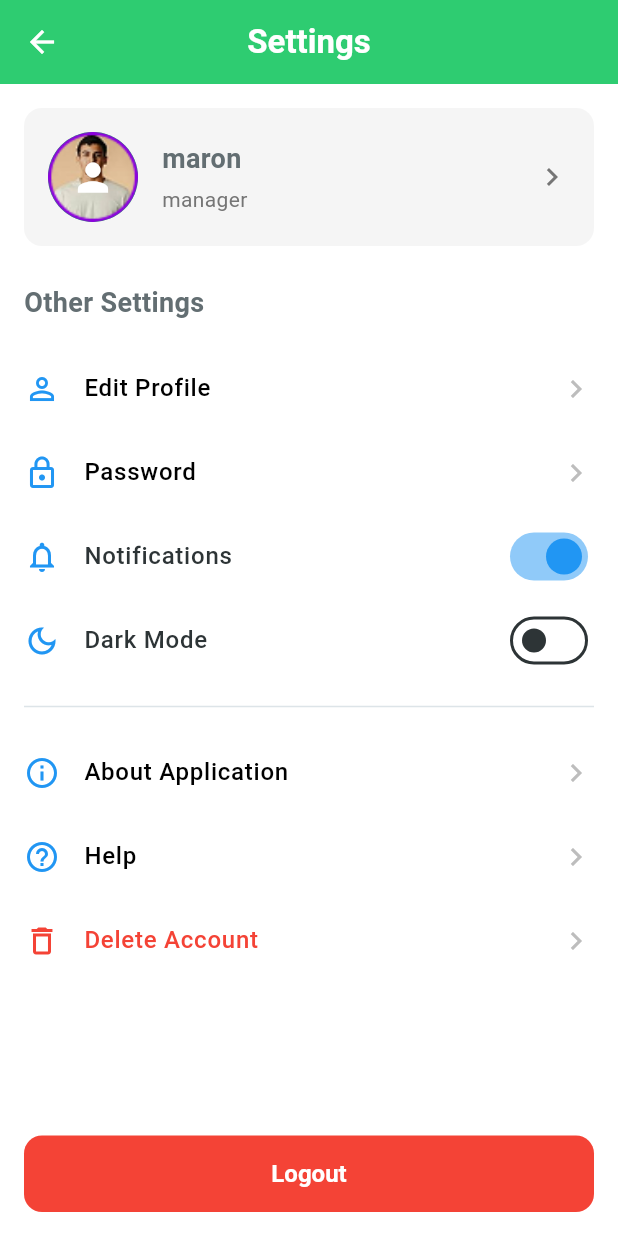
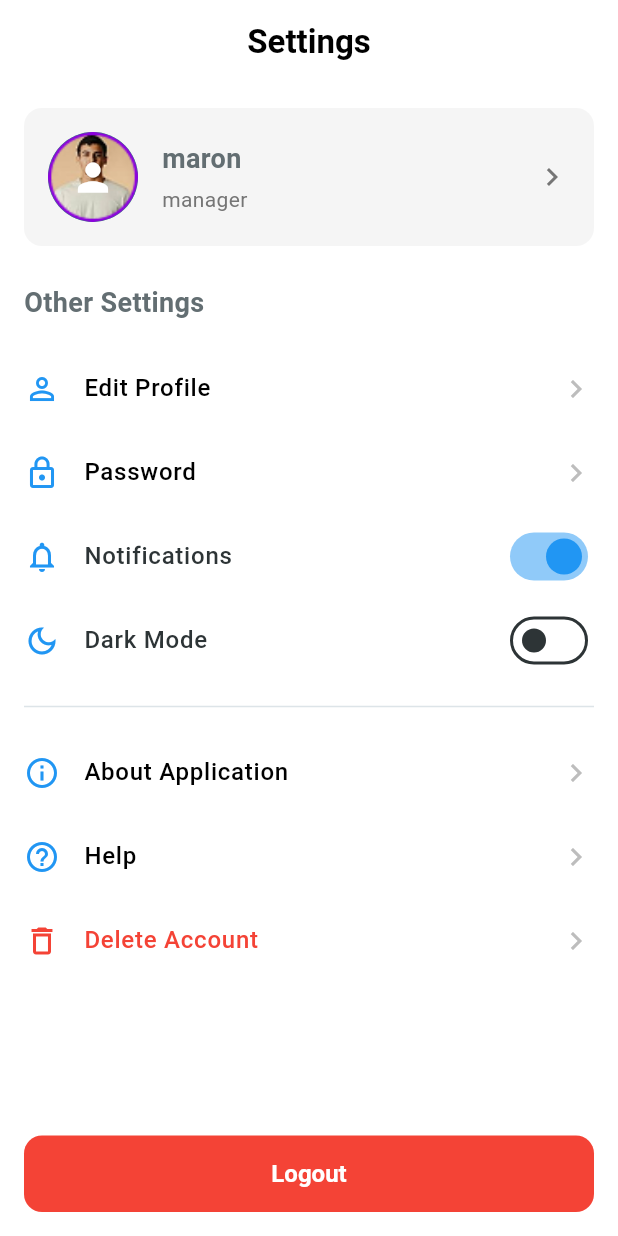
Before and after one commit to KALU56/Tipping_App, a Flutter app: the Setting screen opened by its route, on a phone screen of 412 x 824 dp. Run offline on Flutter 3.47's test engine with Material 3 defaults, Android fonts, the light colour scheme and no system bars; our stand-ins replace flutter_svg; accounts and stored records are empty.

Commit message:
setting page ui

```diff
--- a/tip_employee/lib/src/features/settings/presentation/screens/settings_screen.dart
+++ b/tip_employee/lib/src/features/settings/presentation/screens/settings_screen.dart
@@ -7,11 +7,14 @@
   @override
   Widget build(BuildContext context) {
     return Scaffold(
-      appBar: AppBar(
-        title: const Text('Settings'),
-        centerTitle: true,
-        elevation: 0,
-      ),
+     appBar: AppBar(
+      title: const Text('Settings'),
+      centerTitle: true,
+      backgroundColor: Colors.white,
+      foregroundColor: Colors.black, // text and icon color
+
+      elevation: 0,
+    ),
       body: Padding(
         padding: const EdgeInsets.all(16.0),
         child: Column(
```
Also changed, not shown: tip_employee/lib/main.dart (+4 -16 lines), tip_employee/lib/app.dart (deleted).
